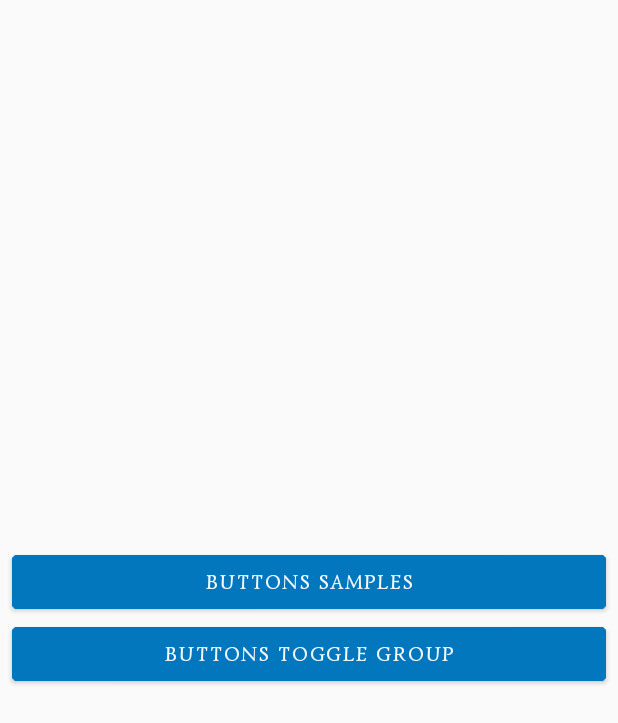
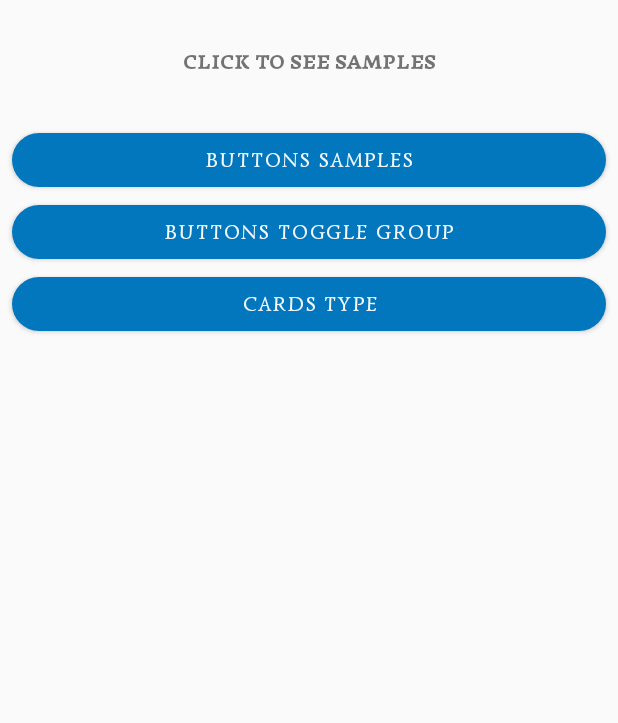
Before and after one commit to refka-farid/UI-playground, an Android app: the WidgetsFragment screen opened through its navigation route, on a phone screen of 412 x 824 dp. Shown: the top 723 px of the screen. Run offline under Robolectric (Android 15) with nearby library versions, the phone set to English and light mode, and no system bars; Roboto replaces fonts that are not available here.

Commit message:
[ui-playground] add Cards

```diff
--- a/playground/src/main/java/com/bravedroid/playground/widgets/WidgetsFragment.kt
+++ b/playground/src/main/java/com/bravedroid/playground/widgets/WidgetsFragment.kt
@@ -31,16 +31,21 @@ class WidgetsFragment : Fragment() {
                     )
 
                 }
-                R.id.buttonsToggleGroup_btn ->{
+                R.id.buttonsToggleGroup_btn -> {
                     view.findNavController().navigate(
                             WidgetsFragmentDirections.actionWidgetsFragmentToButtonsToggleGroupFragment()
                     )
                 }
-
+                R.id.cards_btn -> {
+                    view.findNavController().navigate(
+                            WidgetsFragmentDirections.actionWidgetsFragmentToCardsFragment()
+                    )
+                }
             }
         }
 
         buttonsSamples_btn.setOnClickListener(callback)
         buttonsToggleGroup_btn.setOnClickListener(callback)
+        cards_btn.setOnClickListener(callback)
     }
 }
--- a/playground/src/main/res/layout/fragment_widgets.xml
+++ b/playground/src/main/res/layout/fragment_widgets.xml
@@ -1,14 +1,31 @@
 <?xml version="1.0" encoding="utf-8"?>
-<androidx.constraintlayout.widget.ConstraintLayout xmlns:android="http://schemas.android.com/apk/res/android"
+<ScrollView xmlns:android="http://schemas.android.com/apk/res/android"
     xmlns:app="http://schemas.android.com/apk/res-auto"
     xmlns:tools="http://schemas.android.com/tools"
     android:layout_width="match_parent"
     android:layout_height="match_parent"
     tools:context=".widgets.WidgetsFragment">
 
+    <androidx.constraintlayout.widget.ConstraintLayout
+        android:layout_width="match_parent"
+        android:layout_height="match_parent">
+        <TextView
+            android:id="@+id/textView"
+            android:layout_width="wrap_content"
+            android:layout_height="wrap_content"
+            android:layout_marginTop="32dp"
+            android:layout_marginBottom="32dp"
+            android:text="Click to see samples"
+            android:textAllCaps="true"
+            android:textStyle="bold"
+            app:layout_constraintBottom_toTopOf="@+id/buttonsSamples_btn"
+            app:layout_constraintEnd_toEndOf="parent"
+            app:layout_constraintStart_toStartOf="parent"
+            app:layout_constraintTop_toTopOf="parent"
+            app:layout_constraintVertical_chainStyle="packed" />
+
         <Button
             android:id="@+id/buttonsSamples_btn"
-        style="@style/appButtonStyle"
             android:layout_width="match_parent"
             android:layout_height="wrap_content"
             android:layout_marginStart="8dp"
@@ -22,14 +39,26 @@
 
         <Button
             android:id="@+id/buttonsToggleGroup_btn"
-        style="@style/appButtonStyle"
             android:layout_width="match_parent"
             android:layout_height="wrap_content"
             android:layout_marginStart="8dp"
             android:layout_marginEnd="8dp"
             android:text="Buttons Toggle Group"
+            app:layout_constraintBottom_toTopOf="@+id/cards_btn"
+            app:layout_constraintEnd_toEndOf="parent"
+            app:layout_constraintStart_toStartOf="parent"
+            app:layout_constraintTop_toBottomOf="@+id/buttonsSamples_btn" />
+
+        <Button
+            android:id="@+id/cards_btn"
+            android:layout_width="0dp"
+            android:layout_height="wrap_content"
+            android:layout_marginStart="8dp"
+            android:layout_marginEnd="8dp"
+            android:text="cards type"
             app:layout_constraintBottom_toBottomOf="parent"
             app:layout_constraintEnd_toEndOf="parent"
             app:layout_constraintStart_toStartOf="parent"
-        app:layout_constraintTop_toBottomOf="@+id/buttonsSamples_btn" />
+            app:layout_constraintTop_toBottomOf="@+id/buttonsToggleGroup_btn" />
     </androidx.constraintlayout.widget.ConstraintLayout>
+</ScrollView>
--- a/playground/src/main/res/navigation/main_nav_graph.xml
+++ b/playground/src/main/res/navigation/main_nav_graph.xml
@@ -67,6 +67,9 @@
         <action
             android:id="@+id/action_widgetsFragment_to_buttonsToggleGroupFragment"
             app:destination="@id/buttonsToggleGroupFragment" />
+        <action
+            android:id="@+id/action_widgetsFragment_to_cardsFragment"
+            app:destination="@id/cardsFragment" />
     </fragment>
     <fragment
         android:id="@+id/buttonsFragment"
@@ -92,4 +95,9 @@
         android:name="com.bravedroid.playground.userInput.TextFieldFragment"
         android:label="fragment_text_field"
         tools:layout="@layout/fragment_text_field" />
+    <fragment
+        android:id="@+id/cardsFragment"
+        android:name="com.bravedroid.playground.widgets.CardsFragment"
+        android:label="fragment_cards"
+        tools:layout="@layout/fragment_cards" />
 </navigation>
--- a/ui-styles/src/main/res/values/style_shape_type.xml
+++ b/ui-styles/src/main/res/values/style_shape_type.xml
@@ -2,13 +2,13 @@
 <resources>
 
     <style name="ShapeAppearance.MyTheme.SmallComponent" parent="ShapeAppearance.MaterialComponents.SmallComponent">
-        <item name="cornerFamily">cut</item>
-        <item name="cornerSize">8dp</item>
+        <item name="cornerFamily">rounded</item>
+        <item name="cornerSize">50%</item>
     </style>
 
     <!--Shape Appearance for medium components like cards, alert dialogs-->
     <style name="ShapeAppearance.MyTheme.MediumComponent" parent="ShapeAppearance.MaterialComponents.MediumComponent">
-        <item name="cornerFamily">cut</item>
+        <item name="cornerFamily">rounded</item>
         <item name="cornerSize">8dp</item>
     </style>
 
```
Also changed, not shown: playground/src/main/java/com/bravedroid/playground/widgets/CardsFragment.kt (added, +21 -0 lines), playground/src/main/res/layout/fragment_cards.xml (added, +157 -0 lines), ui-styles/src/main/res/values/theme_cerulean_base.xml (+11 -0 lines), playground/src/main/res/drawable/capture.PNG (added). Lines whose indentation alone changed are shown as unchanged.
